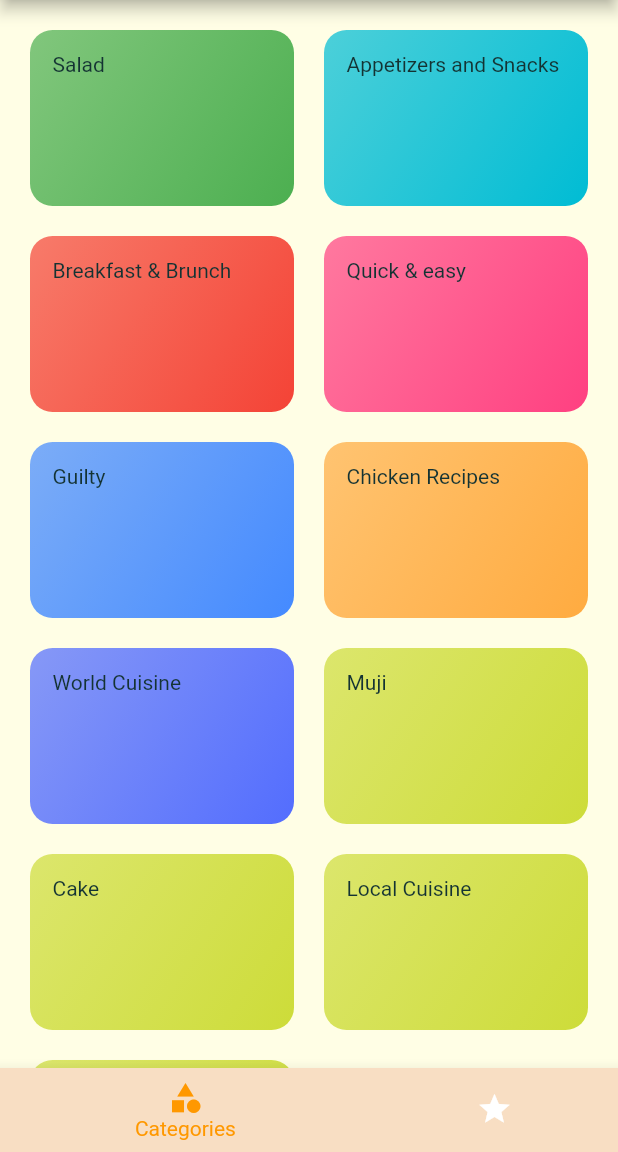
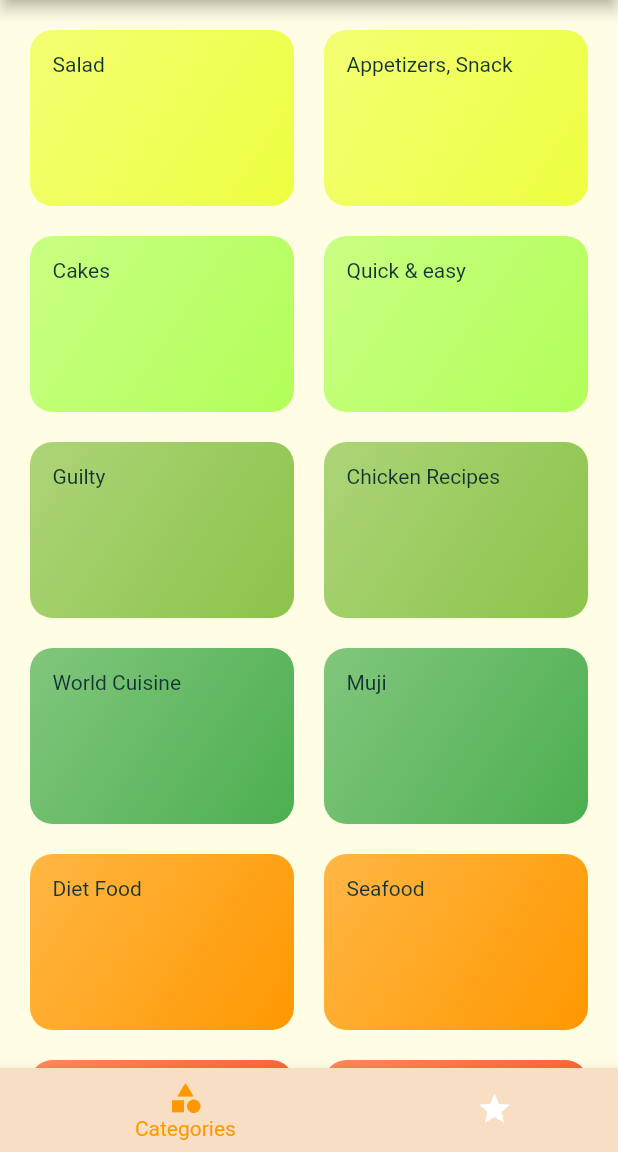
Before and after one commit to riy0/health_log, a Flutter app: the screen it shows after launch, on a phone screen of 412 x 824 dp, the part 84-1236 px from its top. Run offline on Flutter 3.47's test engine with Material 2 defaults, Android fonts, the phone set to English and light mode, and no system bars; Roboto replaces fonts that are missing (Raleway).

Commit message:
update/recipe & category

```diff
--- a/lib/dummy_data.dart
+++ b/lib/dummy_data.dart
@@ -6,24 +6,25 @@ import './models/cuisine.dart';
 
 // Dummy Data of Categories
 const DUMMY_CATEGORIES = const [
-  Category(id: 'c1', title: 'Salad', color: Colors.green),
-  Category(id: 'c2', title: 'Appetizers and Snacks', color: Colors.cyan),
-  Category(id: 'c3', title: 'Breakfast & Brunch', color: Colors.red),
-  Category(id: 'c4', title: 'Quick & easy', color: Colors.pinkAccent),
-  Category(id: 'c5', title: 'Guilty', color: Colors.blueAccent),
-  Category(id: 'c6', title: 'Chicken Recipes', color: Colors.orangeAccent),
-  Category(id: 'c7', title: 'World Cuisine', color: Colors.indigoAccent),
-  Category(id: 'c8', title: 'Muji', color: Colors.lime),
-  Category(id: 'c9', title: 'Cake', color: Colors.lime),
-  Category(id: 'c10', title: 'Local Cuisine', color: Colors.lime),
-  Category(id: 'c11', title: 'Soup', color: Colors.lime),
+  Category(id: 'c1', title: 'Salad', color: Colors.limeAccent),
+  Category(id: 'c2', title: 'Appetizers, Snack', color: Colors.limeAccent),
+  Category(id: 'c3', title: 'Cakes', color: Colors.lightGreenAccent),
+  Category(id: 'c4', title: 'Quick & easy', color: Colors.lightGreenAccent),
+  Category(id: 'c5', title: 'Guilty', color: Colors.lightGreen),
+  Category(id: 'c6', title: 'Chicken Recipes', color: Colors.lightGreen),
+  Category(id: 'c7', title: 'World Cuisine', color: Colors.green),
+  Category(id: 'c8', title: 'Muji', color: Colors.green),
+  Category(id: 'c9', title: 'Diet Food', color: Colors.orange),
+  Category(id: 'c10', title: 'Seafood', color: Colors.orange),
+  Category(id: 'c11', title: 'Soup', color: Colors.deepOrange),
+  Category(id: 'c12', title: 'Japanese', color: Colors.deepOrange),
 ];
 
 // Dummy Data of Categories
 const DUMMY_CUISINES = const [
   Cuisine(
     id: '1',
-    categories: ['c1', 'c4', 'c6'],
+    categories: ['c1', 'c2', 'c3', 'c9'],
     title: 'green salad',
     affordability: Affordability.Affordable,
     imageUrl:
@@ -40,7 +41,7 @@ const DUMMY_CUISINES = const [
   ),
   Cuisine(
     id: '2',
-    categories: ['c1', 'c2', 'c3'],
+    categories: ['c2', 'c4'],
     title: 'oatmeal pancake',
     affordability: Affordability.Affordable,
     imageUrl:
@@ -69,7 +70,7 @@ const DUMMY_CUISINES = const [
   ),
   Cuisine(
     id: '3',
-    categories: ['c1', 'c7'],
+    categories: ['c1', 'c2', 'c7'],
     title: 'salad with guacamole',
     affordability: Affordability.Affordable,
     imageUrl:
@@ -93,7 +94,7 @@ const DUMMY_CUISINES = const [
   ),
   Cuisine(
     id: '4',
-    categories: ['c1', 'c2', 'c3'],
+    categories: ['c2', 'c7'],
     title: 'Caprese',
     affordability: Affordability.Affordable,
     imageUrl:
@@ -116,7 +117,7 @@ const DUMMY_CUISINES = const [
   ),
   Cuisine(
     id: '5',
-    categories: ['c1'],
+    categories: ['c2', 'c9'],
     title: 'Grilled Vegetables',
     affordability: Affordability.Affordable,
     imageUrl:
@@ -138,7 +139,7 @@ const DUMMY_CUISINES = const [
   ),
   Cuisine(
     id: '6',
-    categories: ['c1'],
+    categories: ['c7', 'c10', 'c11'],
     title: 'Bouillabaisse',
     affordability: Affordability.Affordable,
     imageUrl:
@@ -172,7 +173,7 @@ const DUMMY_CUISINES = const [
   ),
   Cuisine(
     id: '7',
-    categories: ['c1'],
+    categories: ['c7'],
     title: 'Bulgogi',
     affordability: Affordability.Affordable,
     imageUrl:
@@ -202,7 +203,7 @@ const DUMMY_CUISINES = const [
   ),
   Cuisine(
     id: '8',
-    categories: ['c1'],
+    categories: ['c4'],
     title: 'Bacon egg',
     affordability: Affordability.Affordable,
     imageUrl:
@@ -220,14 +221,14 @@ const DUMMY_CUISINES = const [
   ),
   Cuisine(
     id: '9',
-    categories: ['c1'],
+    categories: ['c2', 'c5'],
     title: 'Croquet',
     affordability: Affordability.Affordable,
     imageUrl:
         'https://images.unsplash.com/photo-1559847844-b0915a3800c6?ixlib=rb-1.2.1&auto=format&fit=crop&w=1284&q=80',
-    duration: 15,
+    duration: 20,
     ingredients: [
-      '',
+      'potato',
     ],
     steps: [
       '',
@@ -237,7 +238,7 @@ const DUMMY_CUISINES = const [
   ),
   Cuisine(
     id: '10',
-    categories: ['c1'],
+    categories: ['c4'],
     title: 'Noodle',
     affordability: Affordability.Affordable,
     imageUrl:
@@ -254,7 +255,7 @@ const DUMMY_CUISINES = const [
   ),
   Cuisine(
     id: '11',
-    categories: ['c1'],
+    categories: ['c2', 'c10'],
     title: 'Tuna steak',
     affordability: Affordability.Affordable,
     imageUrl:
@@ -277,7 +278,7 @@ const DUMMY_CUISINES = const [
   ),
   Cuisine(
     id: '12',
-    categories: ['c1'],
+    categories: ['c10'],
     title: 'Grilled Salmon',
     affordability: Affordability.Affordable,
     imageUrl:
@@ -294,7 +295,7 @@ const DUMMY_CUISINES = const [
   ),
   Cuisine(
     id: '13',
-    categories: ['c1'],
+    categories: ['c1', 'c2', 'c10'],
     title: 'Salmon Salad',
     affordability: Affordability.Affordable,
     imageUrl:
@@ -311,7 +312,7 @@ const DUMMY_CUISINES = const [
   ),
   Cuisine(
     id: '14',
-    categories: ['c1'],
+    categories: ['c5'],
     title: 'Roast Beaf Sand',
     affordability: Affordability.Affordable,
     imageUrl: '',
@@ -327,7 +328,7 @@ const DUMMY_CUISINES = const [
   ),
   Cuisine(
     id: '15',
-    categories: ['c1, c8'],
+    categories: ['c2', 'c3', 'c7'],
     title: 'Tiramisu',
     affordability: Affordability.Affordable,
     imageUrl:
@@ -354,13 +355,13 @@ const DUMMY_CUISINES = const [
   ),
   Cuisine(
     id: '16',
-    categories: ['c1'],
-    title: 'Caprese',
+    categories: ['c2', 'c11', 'c12'],
+    title: 'turnip soup',
     affordability: Affordability.Affordable,
-    imageUrl: '',
+    imageUrl: 'https://www.pakutaso.com/shared/img/thumb/kabuIMGL4588_TP_V.jpg',
     duration: 15,
     ingredients: [
-      '',
+      '1 turnip',
     ],
     steps: [
       '',
@@ -370,29 +371,34 @@ const DUMMY_CUISINES = const [
   ),
   Cuisine(
     id: '17',
-    categories: ['c1'],
-    title: 'Caprese',
+    categories: ['c5', 'c7'],
+    title: 'Vepřo knedlo zelo',
     affordability: Affordability.Affordable,
-    imageUrl: '',
+    imageUrl:
+        'https://www.pakutaso.com/shared/img/thumb/MIYAZAKI19116793_TP_V.jpg',
     duration: 15,
     ingredients: [
-      '',
+      "this is a Czech Republic's cuisine",
+      'Vepřo (pork)',
+      'knedlo (bread)',
+      'zelo (jelly)',
     ],
-    steps: [
-      '',
-    ],
+    steps: [],
     isGlutenFree: false,
     isLactoseFree: true,
   ),
   Cuisine(
     id: '17',
-    categories: ['c1'],
-    title: 'Caprese',
+    categories: ['c12'],
+    title: 'Bonito Don',
     affordability: Affordability.Affordable,
-    imageUrl: '',
+    imageUrl:
+        'https://www.pakutaso.com/shared/img/thumb/nichinanIMGL0073_TP_V.jpg',
     duration: 15,
     ingredients: [
-      '',
+      'bonito',
+      'soy sauce',
+      'wasabi',
     ],
     steps: [
       '',
@@ -402,10 +408,11 @@ const DUMMY_CUISINES = const [
   ),
   Cuisine(
     id: '18',
-    categories: ['c1'],
-    title: 'Caprese',
+    categories: ['c2'],
+    title: 'Fried curry Broccoli',
     affordability: Affordability.Affordable,
-    imageUrl: '',
+    imageUrl:
+        'https://www.pakutaso.com/shared/img/thumb/tachiaraiIMGL4733_TP_V.jpg',
     duration: 15,
     ingredients: [
       '',
@@ -418,11 +425,12 @@ const DUMMY_CUISINES = const [
   ),
   Cuisine(
     id: '19',
-    categories: ['c1'],
-    title: 'Caprese',
+    categories: ['c10', 'c11'],
+    title: 'Clam Chowder',
     affordability: Affordability.Affordable,
-    imageUrl: '',
-    duration: 15,
+    imageUrl:
+        'https://images.unsplash.com/photo-1560684352-8497838a2229?ixlib=rb-1.2.1&ixid=eyJhcHBfaWQiOjEyMDd9&auto=format&fit=crop&w=912&q=80',
+    duration: 40,
     ingredients: [
       '',
     ],
@@ -458,17 +466,17 @@ const DUMMY_CUISINES = const [
     ],
     steps: [
       'ゴマのタレは、材料をすべてボウルにいれてよく混ぜ合わせる。',
-      '豚肉マリネを作る。豚肉は塊のまま塩と①の黒ゴマのタレ（半量）を絡めて、冷蔵庫で一晩マリネする。',
-      '翌日、蒸し器で30分蒸して一口大にスライスする。',
-      '厚揚げソテーを作る。フライパンにオリーブオイル、エリンギ、いんげん、厚揚げを入れ、ソテーする。',
-      '④の味を塩で調え、①の黒ゴマのタレ（残りの半量）、③の蒸し豚と混ぜて、皿に盛り付ける。',
+      '豚肉マリネを作る。豚肉は塊のまま塩と①の��ゴマのタレ（半量）を絡めて、冷蔵庫で一晩マリネする���',
+      '翌日、蒸し���で30分蒸���て一口大にスライスする。',
+      '厚揚げソテーを作る。フラ��パン��オリーブオイル、エリンギ���いんげん、厚揚げを入れ、ソテーする。',
+      '④の味を塩で調え、①の黒ゴマのタレ（残りの半量���、③の蒸し豚と混ぜて、皿に盛り付ける。',
     ],
     isGlutenFree: false,
     isLactoseFree: true,
   ),
   Cuisine(
     id: '21',
-    categories: ['c8'],
+    categories: ['c3', 'c8'],
     title: 'Carrot Cake',
     affordability: Affordability.Affordable,
     imageUrl:
@@ -500,7 +508,7 @@ const DUMMY_CUISINES = const [
   ),
   Cuisine(
     id: '22',
-    categories: ['c8'],
+    categories: ['c3', 'c8', 'c12'],
     title: 'Matcha Cheese Cake',
     affordability: Affordability.Affordable,
     imageUrl:
@@ -534,7 +542,7 @@ const DUMMY_CUISINES = const [
   ),
   Cuisine(
     id: '23',
-    categories: ['c8'],
+    categories: ['c8', 'c9'],
     title: 'Roast Onion & mushrooms',
     affordability: Affordability.Affordable,
     imageUrl:
@@ -563,7 +571,7 @@ const DUMMY_CUISINES = const [
   ),
   Cuisine(
     id: '24',
-    categories: ['c8'],
+    categories: ['c1', 'c2', 'c8'],
     title: 'Apple & beats Salad',
     affordability: Affordability.Affordable,
     imageUrl:
@@ -592,8 +600,8 @@ const DUMMY_CUISINES = const [
   ),
   Cuisine(
     id: '25',
-    categories: ['c8'],
-    title: '',
+    categories: ['c1', 'c2', 'c8'],
+    title: 'turnip salad',
     affordability: Affordability.Affordable,
     imageUrl:
         'https://cafemeal.muji.com/wp-content/uploads/sites/2/2015/08/27132258/fig.jpg',
@@ -619,17 +627,85 @@ const DUMMY_CUISINES = const [
     isLactoseFree: true,
   ),
   Cuisine(
-    id: '',
-    categories: ['c1'],
-    title: 'Caprese',
+    id: '26',
+    categories: ['c2', 'c8'],
+    title: 'Biscotti / 本和香糖',
     affordability: Affordability.Affordable,
-    imageUrl: '',
+    imageUrl:
+        'https://cafemeal.muji.com/wp-content/uploads/sites/2/2016/04/18153724/biscotti_main.jpg',
     duration: 15,
     ingredients: [
-      '',
+      '卵1個',
+      '本和香糖50g',
+      'オリーブオイル15cc',
+      '薄力粉120g',
+      'ベーキングパウダー小さじ1/3',
+      'ピーナッツ40g',
+      'カシューナッツ40g',
+      'キャラウェイ小さじ1',
     ],
     steps: [
-      '',
+      '卵と本和香糖をボウルに入れ、ホイッパーで本和香糖のダマがなくなる程度まで混ぜ合わせ、オリーブオイルを加えて混ぜる',
+      '薄力粉とベーキングパウダーをふるいながら②のボウルに加え、多少粉っぽさが残る程度までヘラで切るように、また押し付けるように混ぜる',
+      '油（分量外）を手につけてから生地を手にとり、なまこ状に成型しオーブンシートを敷いた天板に乗せ、厚さ1cm、幅9cm、長さ20cm程度に生地を押しながら形を整える',
+      '170℃に温めておいたオーブンで13分ほど焼いたら一度取り出し、完全に冷ましてから1～1.2cmほどの幅でカットする',
+      '切り目を表にして150℃に温めたオーブンで25分焼く',
+    ],
+    isGlutenFree: false,
+    isLactoseFree: true,
+  ),
+  Cuisine(
+    id: '27',
+    categories: ['c2', 'c8'],
+    title: 'Matcha Biscotti',
+    affordability: Affordability.Affordable,
+    imageUrl:
+        'https://cafemeal.muji.com/wp-content/uploads/sites/2/2016/04/18153724/biscotti_main.jpg',
+    duration: 15,
+    ingredients: [
+      '本和香糖50g',
+      'オリーブオイル15㏄',
+      '薄力粉120g',
+      'ベーキングパウダー小さじ1/3',
+      '抹茶15g',
+      'カシューナッツ80g',
+    ],
+    steps: [
+      '卵と本和香糖をボウルに入れ、ホイッパーで本和香糖のダマがなくなる程度まで混ぜ合わせ、オリーブオイルを加えて混ぜる',
+      '薄力粉とベーキングパウダーをふるいながら②のボウルに加え、多少粉っぽさが残る程度までヘラで切るように、また押し付けるように混ぜる',
+      '油（分量外）を手につけてから生地を手にとり、なまこ状に成型しオーブンシートを敷いた天板に乗せ、厚さ1cm、幅9cm、長さ20cm程度に生地を押しながら形を整える',
+      '170℃に温めておいたオーブンで13分ほど焼いたら一度取り出し、完全に冷ましてから1～1.2cmほどの幅でカットする',
+      '切り目を表にして150℃に温めたオーブンで25分焼く',
+    ],
+    isGlutenFree: false,
+    isLactoseFree: true,
+  ),
+  Cuisine(
+    id: '28',
+    categories: ['c2', 'c8'],
+    title: 'Chocolate Biscotti',
+    affordability: Affordability.Affordable,
+    imageUrl:
+        'https://cafemeal.muji.com/wp-content/uploads/sites/2/2016/04/18153724/biscotti_main.jpg',
+    duration: 15,
+    ingredients: [
+      '卵1個',
+      '本和香糖50g',
+      'オリーブオイル15㏄',
+      '薄力粉120g',
+      'ベーキングパウダー小さじ1/3',
+      'ココアパウダー15g',
+      'ピーナッツ20g',
+      'カシューナッツ20g',
+      'チョコチャンク（小さいブロック状のチョコ）40g',
+    ],
+    steps: [
+      'ピーナッツとカシューナッツはトースターで焼き色をつけ、軽く砕いて粗熱をとって冷ましておく',
+      '卵と本和香糖をボウルに入れ、ホイッパーで本和香糖のダマがなくなる程度まで混ぜ合わせ、オリーブオイルを加えて混ぜる',
+      '薄力粉とベーキングパウダーをふるいながら②のボウルに加え、多少粉っぽさが残る程度までヘラで切るように、また押し付けるように混ぜる',
+      '油（分量外）を手につけてから生地を手にとり、なまこ状に成型しオーブンシートを敷いた天板に乗せ、厚さ1cm、幅9cm、長さ20cm程度に生地を押しながら形を整える',
+      '170℃に温めておいたオーブンで13分ほど焼いたら一度取り出し、完全に冷ましてから1～1.2cmほどの幅でカットする',
+      '切り目を表にして150℃に温めたオーブンで25分焼く',
     ],
     isGlutenFree: false,
     isLactoseFree: true,
```
